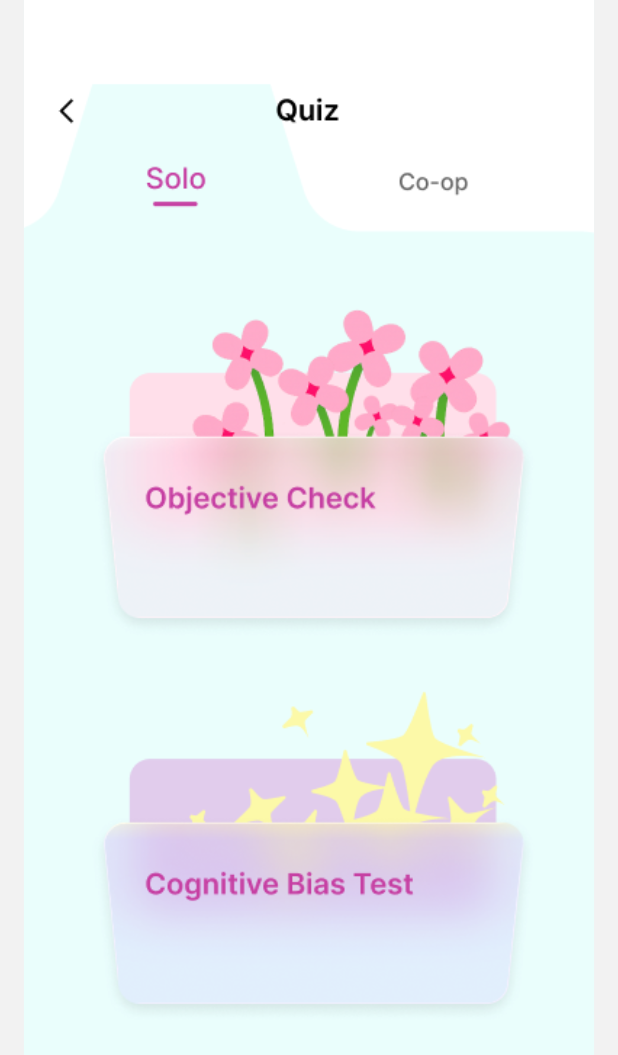
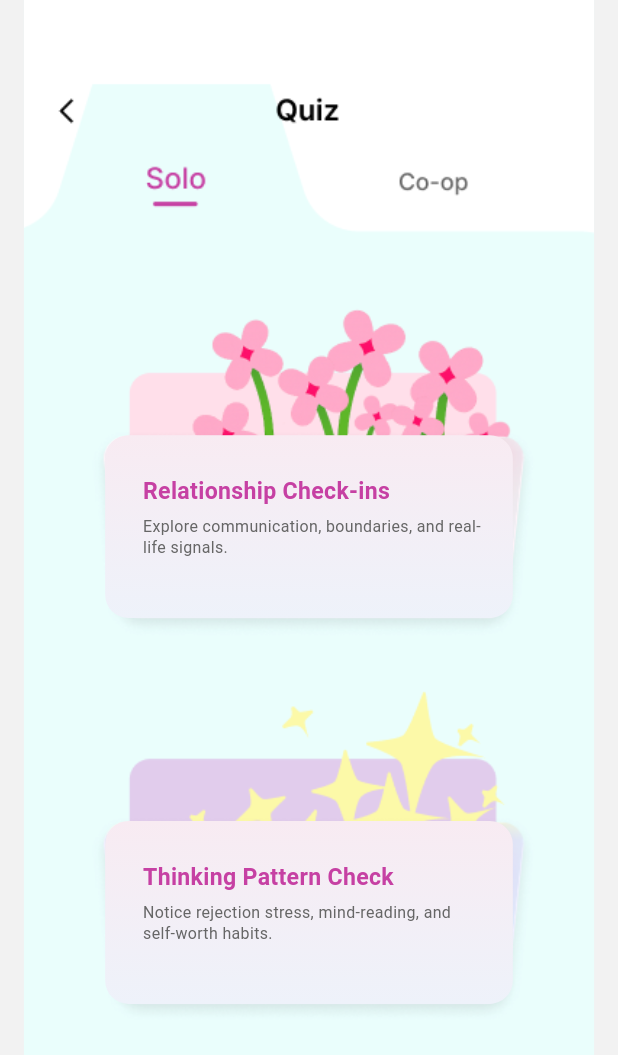
Before and after one commit to sy2647756-arch/haze-app, a Flutter app: the QuizHomePage screen opened directly, on a phone screen of 412 x 824 dp. Shown: the top 1055 px of the screen. Run offline on Flutter 3.47's test engine with Material 3 defaults, Android fonts, the phone set to English and light mode, and no system bars; our stand-ins replace fl_chart, flutter_map, geolocator, image_picker, just_audio, latlong2 and 6 more; accounts and stored records are empty; network calls fail.

Commit message:
Clarify quiz choices and simplify home

```diff
--- a/mood_quiz/lib/pages/home_page.dart
+++ b/mood_quiz/lib/pages/home_page.dart
@@ -89,21 +89,6 @@ class HomePageState extends State<HomePage> {
             fit: BoxFit.cover,
             errorBuilder: (_, _, _) =>
                 const ColoredBox(color: Color(0xFFFDF3E6)),
-          ),
-        ),
-        // 中央吉祥物（半透明）
-        Positioned(
-          left: 70,
-          top: 234,
-          width: 255,
-          height: 383,
-          child: Opacity(
-            opacity: 0.5,
-            child: Image.asset(
-              'assets/home/mascot.png',
-              fit: BoxFit.contain,
-              errorBuilder: (_, _, _) => const SizedBox.shrink(),
-            ),
           ),
         ),
         // 日期
--- a/mood_quiz/lib/pages/quiz_home_page.dart
+++ b/mood_quiz/lib/pages/quiz_home_page.dart
@@ -25,10 +25,11 @@ class _QuizHomePageState extends State<QuizHomePage> {
         children: [
           Positioned.fill(
             child: Image.asset(
-                _solo ? 'assets/quiz/home_solo.png' : 'assets/quiz/home_coop.png',
-                fit: BoxFit.cover,
-                errorBuilder: (_, _, _) =>
-                    const ColoredBox(color: Color(0xFFEAFEFD))),
+              _solo ? 'assets/quiz/home_solo.png' : 'assets/quiz/home_coop.png',
+              fit: BoxFit.cover,
+              errorBuilder: (_, _, _) =>
+                  const ColoredBox(color: Color(0xFFEAFEFD)),
+            ),
           ),
           // 返回
           _tap(0, 52, 55, 48, () => Navigator.of(context).maybePop()),
@@ -38,24 +39,106 @@ class _QuizHomePageState extends State<QuizHomePage> {
           // 两张卡
           _tap(40, 300, 315, 135, () {
             if (_solo) {
-              Navigator.of(context).push(MaterialPageRoute(
-                  builder: (_) => const ObjectiveCheckPage()));
+              Navigator.of(context).push(
+                MaterialPageRoute(builder: (_) => const ObjectiveCheckPage()),
+              );
             } else {
-              Navigator.of(context).push(MaterialPageRoute(
+              Navigator.of(context).push(
+                MaterialPageRoute(
                   builder: (_) => const QuizIntroPage(
-                      data: QuizIntroData.preferencesHabits)));
+                    data: QuizIntroData.preferencesHabits,
+                  ),
+                ),
+              );
             }
           }),
           _tap(40, 560, 315, 140, () {
             if (_solo) {
-              Navigator.of(context).push(MaterialPageRoute(
-                  builder: (_) => const CognitiveBiasPage()));
+              Navigator.of(context).push(
+                MaterialPageRoute(builder: (_) => const CognitiveBiasPage()),
+              );
             } else {
-              Navigator.of(context).push(MaterialPageRoute(
-                  builder: (_) => const WhatIfListPage()));
+              Navigator.of(
+                context,
+              ).push(MaterialPageRoute(builder: (_) => const WhatIfListPage()));
             }
           }),
+          if (_solo) ...[
+            _folderLabel(
+              top: 300,
+              title: 'Relationship Check-ins',
+              intro:
+                  'Explore communication, boundaries, and real-life signals.',
+            ),
+            _folderLabel(
+              top: 566,
+              title: 'Thinking Pattern Check',
+              intro:
+                  'Notice rejection stress, mind-reading, and self-worth habits.',
+            ),
+          ],
         ],
+      ),
+    );
+  }
+
+  Widget _folderLabel({
+    required double top,
+    required String title,
+    required String intro,
+  }) {
+    return Positioned(
+      left: 56,
+      top: top,
+      width: 281,
+      height: 126,
+      child: IgnorePointer(
+        child: Container(
+          padding: const EdgeInsets.fromLTRB(26, 27, 22, 18),
+          decoration: BoxDecoration(
+            borderRadius: BorderRadius.circular(16),
+            gradient: const LinearGradient(
+              begin: Alignment.topCenter,
+              end: Alignment.bottomCenter,
+              colors: [Color(0xFFF8EBF2), Color(0xFFEEF2FA)],
+            ),
+          ),
+          child: Column(
+            crossAxisAlignment: CrossAxisAlignment.start,
+            children: [
+              SizedBox(
+                width: double.infinity,
+                height: 23,
+                child: FittedBox(
+                  fit: BoxFit.scaleDown,
+                  alignment: Alignment.centerLeft,
+                  child: Text(
+                    title,
+                    maxLines: 1,
+                    style: const TextStyle(
+                      fontSize: 18,
+                      fontWeight: FontWeight.w700,
+                      color: Color(0xFFC640A3),
+                    ),
+                  ),
+                ),
+              ),
+              const SizedBox(height: 6),
+              Expanded(
+                child: Text(
+                  intro,
+                  maxLines: 2,
+                  overflow: TextOverflow.ellipsis,
+                  style: const TextStyle(
+                    fontSize: 11,
+                    height: 1.25,
+                    color: Color(0xFF666666),
+                  ),
+                ),
+              ),
+            ],
+          ),
+        ),
       ),
     );
   }
```
Also changed, not shown: 2 other files.
